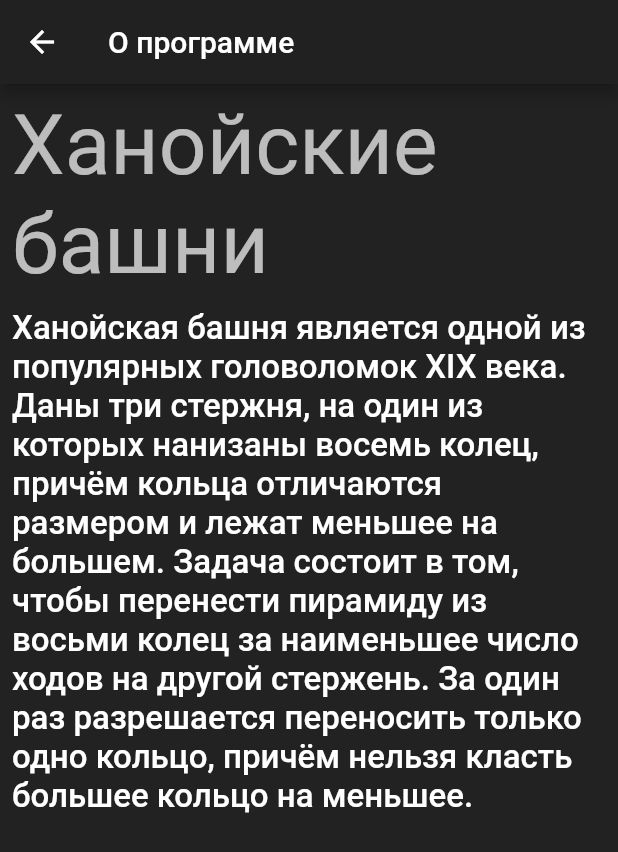
After one commit to FairSuspect/hanoi_tower, a Flutter app: the screen it shows after launch, after a tap on "О программе", on a phone screen of 412 x 824 dp. The commit adds this screen. Shown: the top 852 px of the screen. Run offline on Flutter 3.47's test engine with Material 2 defaults, Android fonts, the phone set to English and light mode, and no system bars; our stand-ins replace flutter_redux, localstorage, redux.

Commit message:
info and about

```diff
--- a/lib/main.dart
+++ b/lib/main.dart
@@ -16,10 +16,14 @@ class MyApp extends StatelessWidget {
     return StoreProvider(
       store: store,
       child: MaterialApp(
-        title: 'Flutter Demo',
+        title: 'Ханойские башни',
         theme: ThemeData(
-          primarySwatch: Colors.blue,
-        ),
+            accentColor: Colors.white70,
+            primaryColorDark: Colors.grey,
+            colorScheme: ColorScheme.dark(primary: Colors.grey),
+            primarySwatch: Colors.grey,
+            scaffoldBackgroundColor: Colors.black87,
+            backgroundColor: Colors.black),
         // routes: routes.map((e) => {e.routeName : e.widget}).to,
         onGenerateRoute: (settings) => RouteGenerator.generateRoute(settings),
         // initialRoute: Routes.main,
@@ -55,6 +59,37 @@ class _HomeScreenState extends State<HomeScreen> {
     Navigator.pop(context);
   }
 
+  void _about() {
+    Navigator.of(context).pushNamed(Routes.info);
+  }
+
+  void _infoDialog() {
+    showDialog(
+        context: context,
+        builder: (context) => AlertDialog(
+              title: Text("Об авторе"),
+              content: Container(
+                height: 100,
+                child: Column(
+                  crossAxisAlignment: CrossAxisAlignment.start,
+                  children: [
+                    Text("Великанов Кирилл Юрьевич"),
+                    Text("ИВБО-05-18"),
+                    Text("2021"),
+                    Text("velik.kir@gmail.com")
+                  ],
+                ),
+              ),
+              actions: [
+                TextButton(
+                    onPressed: () {
+                      Navigator.pop(context);
+                    },
+                    child: Text("Понятно"))
+              ],
+            ));
+  }
+
   @override
   Widget build(BuildContext context) {
     return Scaffold(
@@ -65,7 +100,8 @@ class _HomeScreenState extends State<HomeScreen> {
         child: Column(
           mainAxisAlignment: MainAxisAlignment.spaceEvenly,
           children: <Widget>[
-            Text("Hanoi Tower", style: Theme.of(context).textTheme.headline1),
+            Text("Ханойская башня",
+                style: Theme.of(context).textTheme.headline3),
             ElevatedButton.icon(
                 onPressed: _newGamePressed,
                 icon: Icon(Icons.play_arrow),
@@ -78,7 +114,14 @@ class _HomeScreenState extends State<HomeScreen> {
                 onPressed: _exit,
                 icon: Icon(Icons.exit_to_app),
                 label: Text("Выход")),
-            Container(),
+            ElevatedButton.icon(
+                onPressed: _about,
+                icon: Icon(Icons.info_outline),
+                label: Text("О программе")),
+            ElevatedButton.icon(
+                onPressed: _infoDialog,
+                icon: Icon(Icons.info),
+                label: Text("Об авторе")),
             Container(),
             Container(),
             Container(),
--- a/lib/router/main.dart
+++ b/lib/router/main.dart
@@ -1,6 +1,7 @@
 import 'package:collection/collection.dart' show IterableExtension;
 import 'package:flutter/material.dart';
 import 'package:hanoi_tower/main.dart';
+import 'package:hanoi_tower/screens/info_screen.dart';
 import 'package:hanoi_tower/screens/play_screen.dart';
 
 class RouteGenerator {
@@ -30,6 +31,7 @@ class RouteBuilder {
 class Routes {
   static const play = '/play';
   static const main = '/main';
+  static const info = '/info';
 }
 
 final routes = [
@@ -38,5 +40,6 @@ final routes = [
       Routes.play,
       (args) => PlayScreen(
             playByHuman: args?[0] ?? true,
-          ))
+          )),
+  RouteBuilder('/info', (args) => InfoScreen())
 ];
--- /dev/null
+++ b/lib/screens/info_screen.dart
@@ -0,0 +1,33 @@
+import 'package:flutter/material.dart';
+
+class InfoScreen extends StatelessWidget {
+  const InfoScreen({Key? key}) : super(key: key);
+
+  @override
+  Widget build(BuildContext context) {
+    return Scaffold(
+      appBar: AppBar(title: Text("О программе")),
+      body: SafeArea(
+          child: Padding(
+        padding: const EdgeInsets.all(8.0),
+        child: Column(
+          crossAxisAlignment: CrossAxisAlignment.start,
+          children: [
+            Text("Ханойские башни",
+                style: Theme.of(context).textTheme.headline2),
+            Container(
+              padding: EdgeInsets.only(top: 10),
+              child: Text(
+                "Ханойская башня является одной из популярных головоломок XIX века. Даны три стержня, на один из которых нанизаны восемь колец, причём кольца отличаются размером и лежат меньшее на большем. Задача состоит в том, чтобы перенести пирамиду из восьми колец за наименьшее число ходов на другой стержень. За один раз разрешается переносить только одно кольцо, причём нельзя класть большее кольцо на меньшее.",
+                style: Theme.of(context)
+                    .textTheme
+                    .bodyText1!
+                    .merge(TextStyle(fontSize: 22)),
+              ),
+            )
+          ],
+        ),
+      )),
+    );
+  }
+}
```
Also changed, not shown: lib/screens/play_screen.dart (+4 -12 lines), 1 other file.
